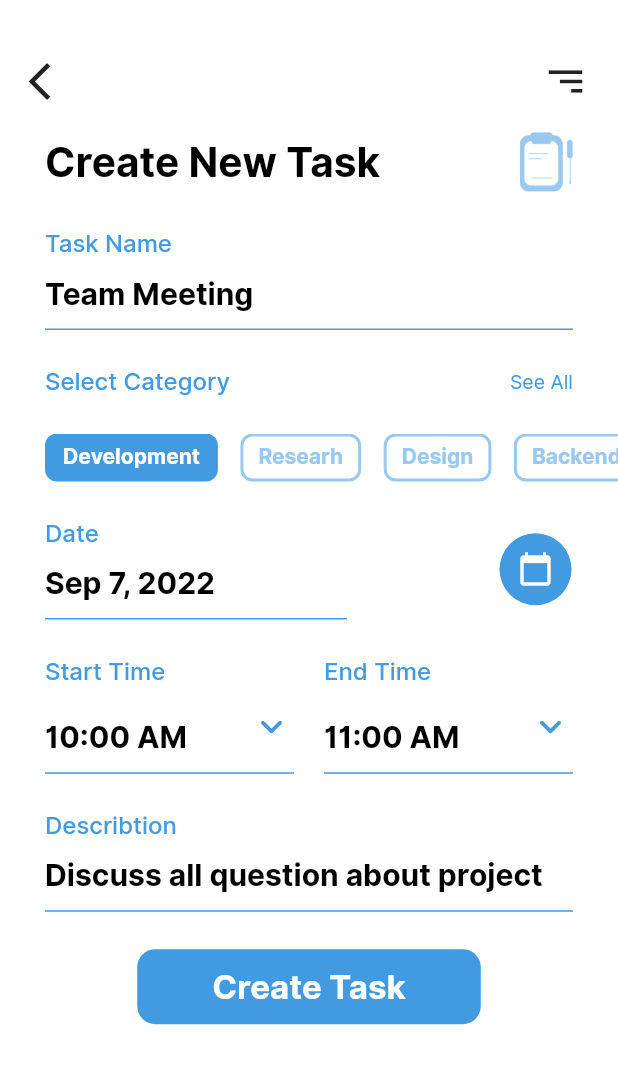
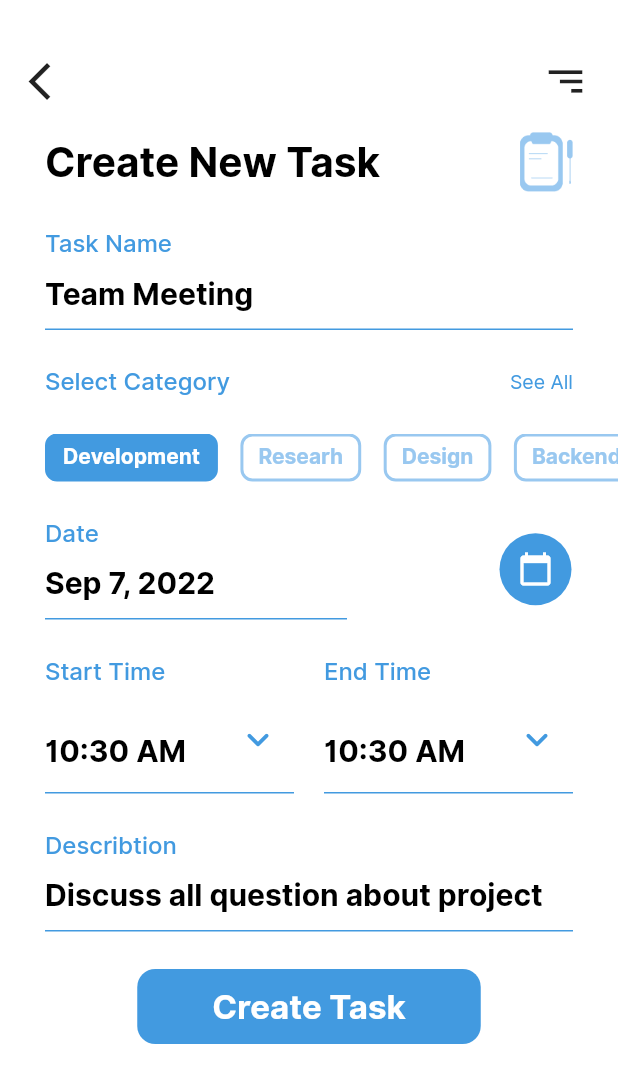
Before and after one commit to AbdoAnany/My-Task, a Flutter app: the screen it shows after launch, after a tap on the "add" icon, on a phone screen of 412 x 824 dp. Shown: the top 1083 px of the screen. Run offline on Flutter 3.47's test engine with Material 2 defaults, Android fonts, the phone set to English and light mode, and no system bars; our stand-ins replace get.

Commit message:
commit 2

```diff
--- a/lib/screens/AddScreen.dart
+++ b/lib/screens/AddScreen.dart
@@ -143,21 +143,15 @@ class AddScreen extends StatelessWidget {
                           Icons.calendar_today,
                           color: Colors.white,
                         ),
-                        onPressed: () {
-                          showGeneralDialog(
-                            context: context,
-                            pageBuilder:
-                                (context, animation, secondaryAnimation) =>
-                                    DatePickerDialog(
-                              firstDate: DateTime(2000),
-                              selectableDayPredicate: (d) {
-                                controller.setCurrentDate(d);
-                                return true;
-                              },
-                              initialDate: DateTime.now(),
-                              lastDate: DateTime(2023),
-                            ),
-                          );
+                        onPressed: () async {
+                        var a= (await showDatePicker(
+                            firstDate: DateTime(2000),
+
+                            initialDate: DateTime.now(),
+
+                            lastDate: DateTime(2023), context: context,
+                          ))!;
+                        controller.setCurrentDate(a);
                         },
                       )),
                 ]),
@@ -171,9 +165,22 @@ class AddScreen extends StatelessWidget {
                   Expanded(
                     child: AppTextField(
                       label: 'Start Time',
-                      value: '10:00 AM',
-                      suffix: Icon(Icons.keyboard_arrow_down_rounded,
-                          color: Get.theme.primaryColor, size: 30),
+                      value: controller.startTime.format(context),
+                      suffix: IconButton(
+                        icon: Icon(Icons.keyboard_arrow_down_rounded,
+                          color: Get.theme.primaryColor, size: 30,),
+                        onPressed: ()async{
+                          var a= (await showTimePicker(
+
+
+                              initialTime: TimeOfDay.now(),
+
+                              context: context,
+                          ))!;
+                          controller.setStartTime(a);
+
+                        },
+                      ),
                     ),
                   ),
                   SizedBox(
@@ -182,11 +189,24 @@ class AddScreen extends StatelessWidget {
                   Expanded(
                     child: AppTextField(
                       label: 'End Time',
-                      value: '11:00 AM',
-                      suffix: Icon(Icons.keyboard_arrow_down_rounded,
-                          color: Get.theme.primaryColor, size: 30),
-                    ),
-                  ),
+                      value: controller.endTime.format(context),
+                      suffix: IconButton(
+                        icon: Icon(Icons.keyboard_arrow_down_rounded,
+                          color: Get.theme.primaryColor, size: 30,),
+    onPressed: ()async{
+      var a= (await showTimePicker(
+
+
+          initialTime:controller.startTime,
+
+   context: context,
+      ))!;
+      controller.setStartTime(a);
+
+    },
+                      ),
+
+                  ),)
                 ]),
               ),
               SizedBox(
--- a/lib/widgets/HomeCard.dart
+++ b/lib/widgets/HomeCard.dart
@@ -21,33 +21,47 @@ class HomeCard extends StatelessWidget {
         color: Colors.white,
       ),
       child: Column(
+        crossAxisAlignment: CrossAxisAlignment.start,
+        mainAxisAlignment: MainAxisAlignment.start,
         children: [
-          Row(children: [
+          Row(crossAxisAlignment: CrossAxisAlignment.start,
+              children: [
             SizedBox(width: 30),
-            Icon(Icons.sort_sharp, size: 30),
+            Padding(
+              padding: const EdgeInsets.only(top:30.0),
+              child: Icon(Icons.sort_sharp, size: 30),
+            ),
             SizedBox(width: 20),
-            Image.asset(
-              AppAssets.notification,
-              width: 30,
+            Padding(
+              padding: const EdgeInsets.only(top:30.0),
+              child: Image.asset(
+                AppAssets.notification,
+                width: 30,
+              ),
             ),
             Spacer(),
             SizedBox(
-              height: 130,
-              width: 130,
+              height: MediaQuery.of(context).size.width*.35,
+              width: MediaQuery.of(context).size.width*.35,
               child: CustomPaint(
-                size: Size(130, (130 * 0.8562091503267973).toDouble()),
+                size: Size(MediaQuery.of(context).size.width*.35,
+                    (MediaQuery.of(context).size.width*.35 * 0.8562091503267973).toDouble()),
                 painter: RPSCustomPainter(),
                 child: Align(
                   alignment: Alignment(0.4, -0.4),
                   child:
-                      Icon(Icons.account_circle, color: Colors.white, size: 40),
+                      Icon(Icons.account_circle, color: Colors.white,
+                          size: 50),
                 ),
               ),
             ),
           ]),
           Padding(
-            padding: const EdgeInsets.symmetric(horizontal: 30),
-            child: Row(children: [
+            padding: const EdgeInsets.symmetric(horizontal: 30,vertical: 0),
+            child: Row(
+                crossAxisAlignment: CrossAxisAlignment.start,
+                mainAxisAlignment: MainAxisAlignment.start,
+                children: [
               Text(
                 'My Task',
                 style: TextStyle(
```
Also changed, not shown: lib/controllers/AddScreenController.dart (+12 -1 lines).
